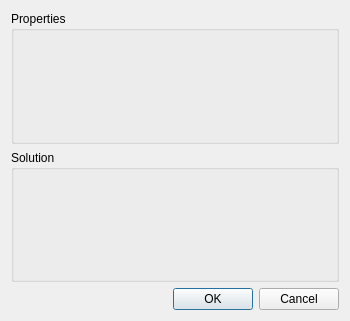
Qt form poiseuille/designer/blockdialog.ui (obrienadam/Poiseuille) before a commit.
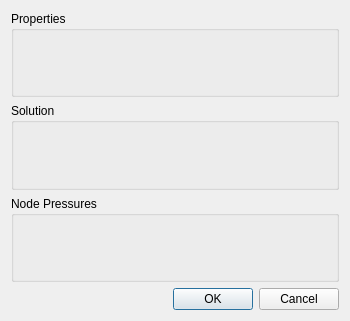
The same form after that commit.

Patch:
```diff
--- a/poiseuille/designer/blockdialog.ui
+++ b/poiseuille/designer/blockdialog.ui
@@ -30,6 +30,14 @@
      <layout class="QVBoxLayout" name="verticalLayout_2"/>
     </widget>
    </item>
+   <item>
+    <widget class="QGroupBox" name="node_pressure_box">
+     <property name="title">
+      <string>Node Pressures</string>
+     </property>
+     <layout class="QVBoxLayout" name="verticalLayout_3"/>
+    </widget>
+   </item>
    <item>
     <widget class="QDialogButtonBox" name="buttonBox">
      <property name="orientation">
```
